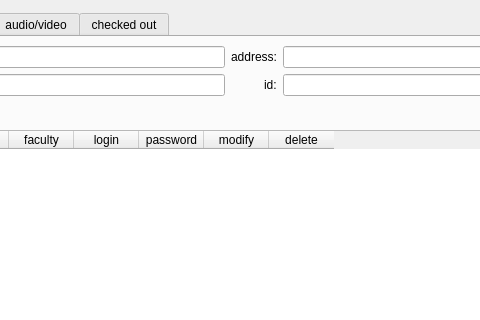
This is librarian.ui in Louie-ru/LMS-INNO as Qt 5 draws it before an edit; both pictures show x 274 to 754 and y 0 to 320 of the 1004 by 478 pixel window. The edited form follows.
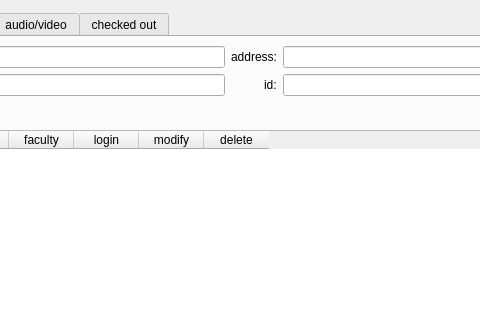
This is the edited form. The open tabs and pages were chosen to show the change.

Commit message: Removed password showing for librarians because now it's useless

The edit to the form file:
```diff
--- a/librarian.ui
+++ b/librarian.ui
@@ -213,11 +213,6 @@
            <string>login</string>
           </property>
          </column>
-         <column>
-          <property name="text">
-           <string>password</string>
-          </property>
-         </column>
          <column>
           <property name="text">
            <string>modify</string>
```
Left out of the diff: 11 changed lines with no effect on the pictures. The commit also changes 1 other file.
